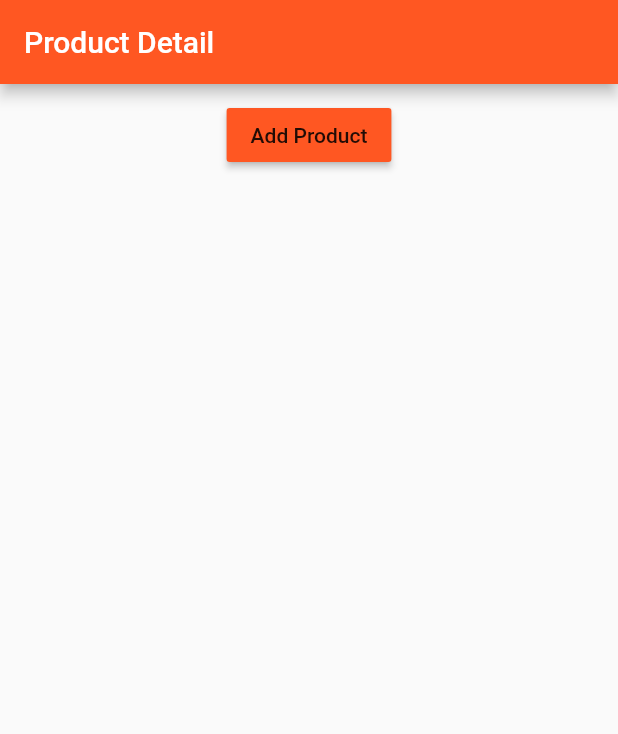
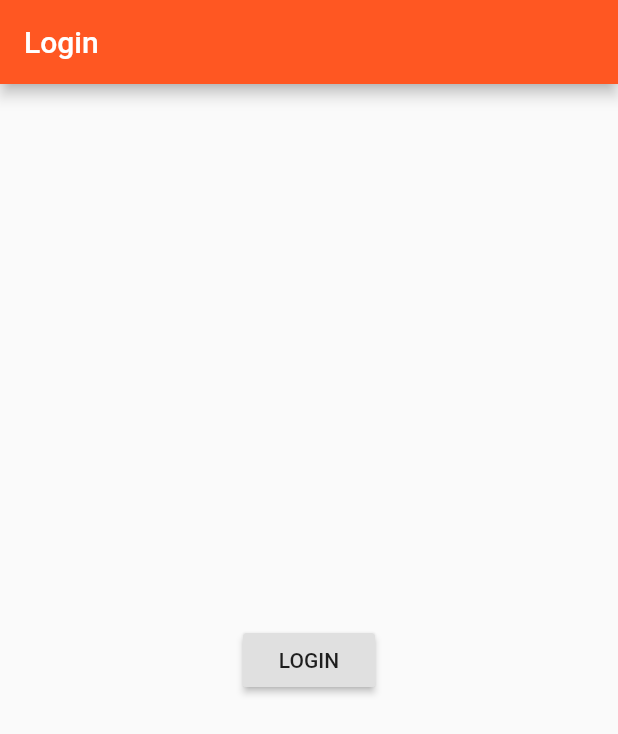
Before and after one commit to Dev-Anan/flutter_course, a Flutter app: the screen it shows after launch, on a phone screen of 412 x 824 dp. Shown: the top 734 px of the screen. Run offline on Flutter 3.47's test engine with Material 2 defaults, Android fonts, the phone set to English and light mode, and no system bars.

```diff
--- a/lib/main.dart
+++ b/lib/main.dart
@@ -1,7 +1,8 @@
 import 'package:flutter/material.dart';
 // import 'package:flutter/rendering.dart';
 
-import './pages/home.dart';
+
+import './pages/auth.dart';
 
 void main() {
   // debugPaintSizeEnabled = true;
@@ -19,7 +20,7 @@ class MyApp extends StatelessWidget {
           brightness: Brightness.light,
           primarySwatch: Colors.deepOrange,
           accentColor: Colors.deepPurple),
-      home: HomePage(),
+      home: AuthPage(),
     );
   }
 }
--- /dev/null
+++ b/lib/pages/auth.dart
@@ -0,0 +1,27 @@
+import 'package:flutter/material.dart';
+
+import './products.dart';
+
+class AuthPage extends StatelessWidget {
+  @override
+  Widget build(BuildContext context) {
+    // TODO: implement build
+    return Scaffold(
+      appBar: AppBar(
+        title: Text('Login'),
+      ),
+      body: Center(
+        child: RaisedButton(
+          child: Text('LOGIN'),
+          onPressed: () {
+            Navigator.pushReplacement(
+              context,
+              MaterialPageRoute(
+                  builder: (BuildContext context) => ProductsPage()),
+            );
+          },
+        ),
+      ),
+    );
+  }
+}
--- a/lib/pages/home.dart
+++ /dev/null
@@ -1,15 +0,0 @@
-import 'package:flutter/material.dart';
-
-import '../product_manager.dart';
-
-class HomePage extends StatelessWidget {
-  @override
-  Widget build(BuildContext context) {
-    return Scaffold(
-      appBar: AppBar(
-        title: Text('Product Detail'),
-      ),
-      body: ProductManager(),
-    );
-  }
-}
```
Also changed, not shown: lib/pages/product.dart (+10 -1 lines), lib/pages/product_create.dart (added, +11 -0 lines), lib/pages/product_list.dart (added, +11 -0 lines), lib/pages/products.dart (added, +36 -0 lines), lib/pages/products_admin.dart (added, +55 -0 lines).
